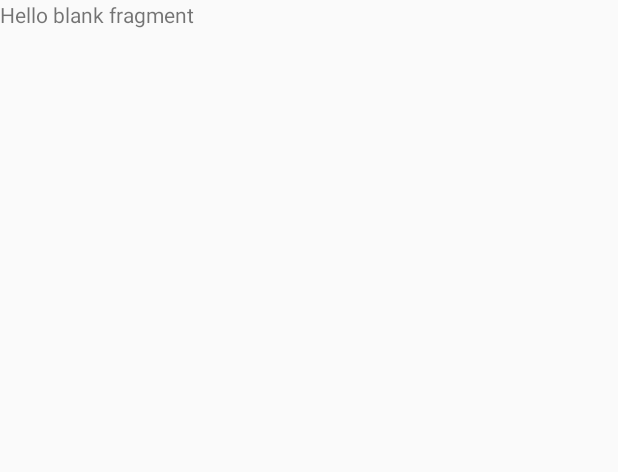
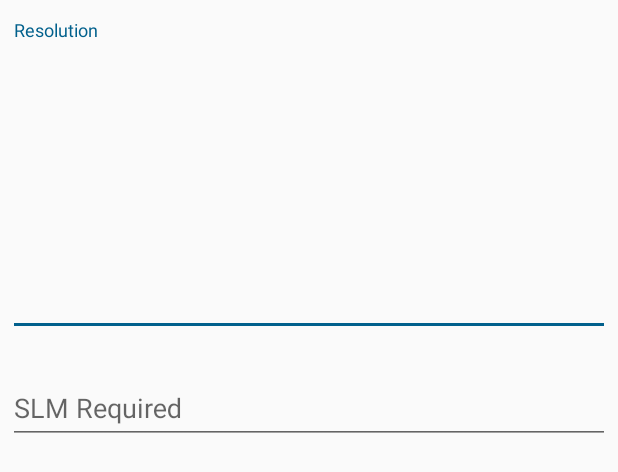
Before and after one commit to irvintanutan/Android-ATM, an Android app: the layout fragment_resolution.xml on its own in the app's theme, with its tools: preview values and no code run, on a phone screen of 412 x 824 dp. Shown: the top 472 px of the screen. Run offline under Robolectric (Android 15) with nearby library versions, the phone set to English and light mode, and no system bars.

Commit message:
resolution / faultyType layouts

```diff
--- a/app/src/main/res/layout/fragment_resolution.xml
+++ b/app/src/main/res/layout/fragment_resolution.xml
@@ -5,10 +5,40 @@
     android:layout_height="match_parent"
     tools:context=".fragments.ResolutionFragment">
 
-    <!-- TODO: Update blank fragment layout -->
-    <TextView
+    <LinearLayout
         android:layout_width="match_parent"
-        android:layout_height="match_parent"
-        android:text="@string/hello_blank_fragment" />
+        android:layout_height="wrap_content"
+        android:orientation="vertical"
+        android:padding="5dp">
+
+        <com.google.android.material.textfield.TextInputLayout
+            android:layout_width="match_parent"
+            android:layout_height="wrap_content"
+            android:layout_marginTop="8dp"
+            android:layout_marginBottom="8dp"
+            android:hint="Resolution">
+
+            <com.google.android.material.textfield.TextInputEditText
+                android:id="@+id/resolution"
+                android:layout_width="match_parent"
+                android:layout_height="200dp"
+                android:inputType="text" />
+        </com.google.android.material.textfield.TextInputLayout>
+
+        <com.google.android.material.textfield.TextInputLayout
+            android:layout_width="match_parent"
+            android:layout_height="wrap_content"
+            android:layout_marginTop="8dp"
+            android:layout_marginBottom="8dp"
+            android:hint="SLM Required">
+
+            <com.google.android.material.textfield.TextInputEditText
+                android:id="@+id/slmRequired"
+                android:layout_width="match_parent"
+                android:layout_height="wrap_content"
+                android:inputType="text" />
+        </com.google.android.material.textfield.TextInputLayout>
+
+    </LinearLayout>
 
 </FrameLayout>
```
Also changed, not shown: app/src/main/res/layout/fragment_fault_type_s_l_m.xml (+101 -2 lines).
